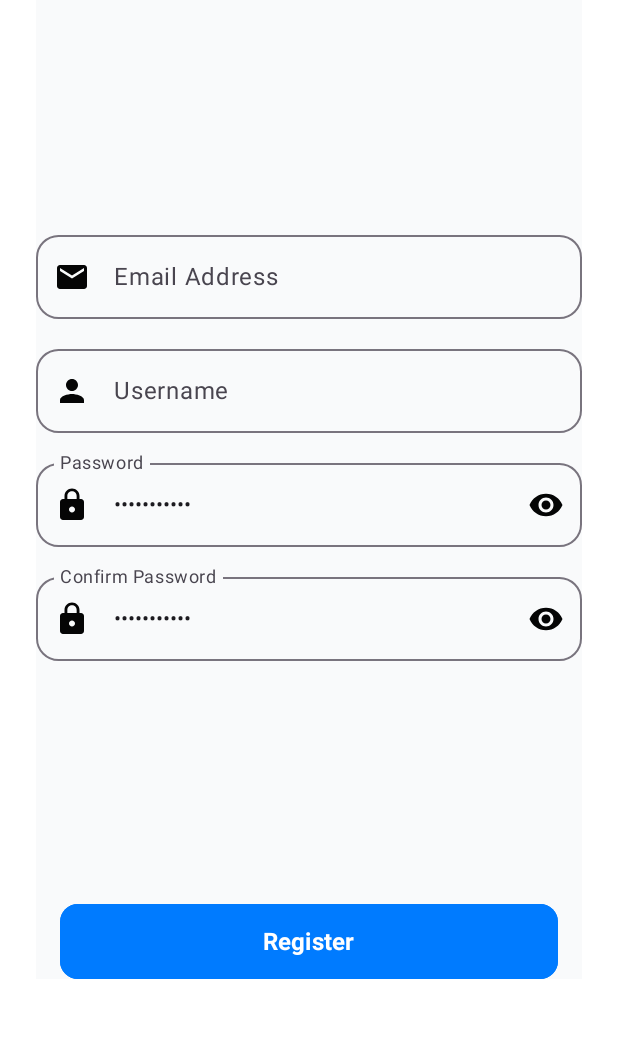
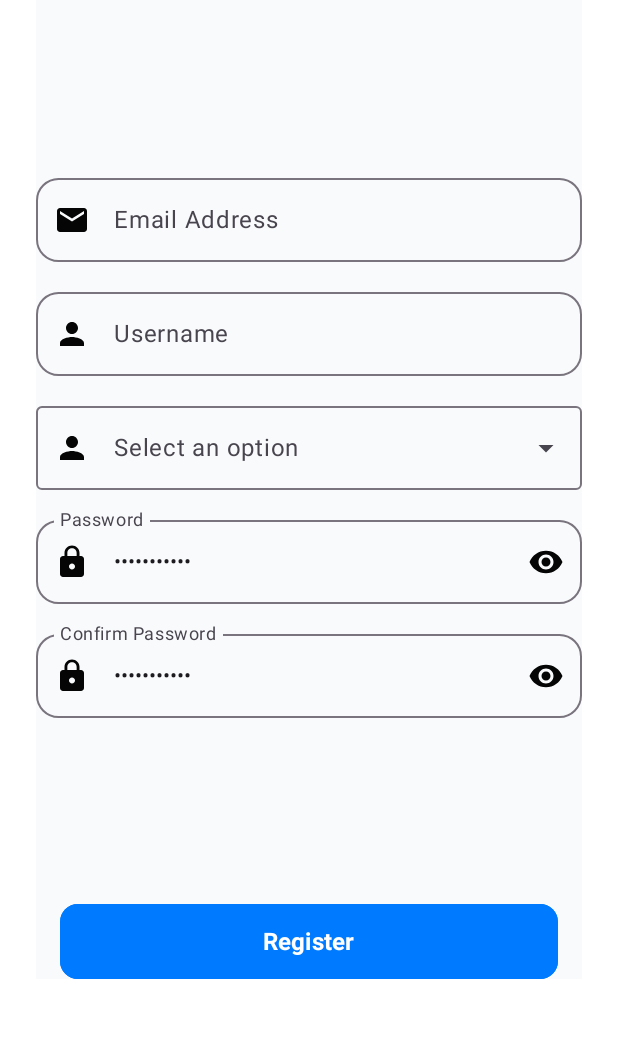
Before and after one commit to yohanajocelyn/EchoLearn, an Android app built with Jetpack Compose: the @Preview function RegisterViewPreview, on a phone screen of 412 x 824 dp, the part 197-1235 px from its top. Run offline under Robolectric (Android 15) with nearby library versions, the phone set to English and light mode, and no system bars.

Commit message:
add profile image

```diff
--- /dev/null
+++ b/app/src/main/java/com/yohana/echolearn/view/ImageDropDown.kt
@@ -0,0 +1,139 @@
+package com.yohana.echolearn.view
+
+import androidx.compose.foundation.Image
+import androidx.compose.foundation.background
+import androidx.compose.foundation.clickable
+import androidx.compose.foundation.layout.Box
+import androidx.compose.foundation.layout.Row
+import androidx.compose.foundation.layout.Spacer
+import androidx.compose.foundation.layout.fillMaxWidth
+import androidx.compose.foundation.layout.padding
+import androidx.compose.foundation.layout.size
+import androidx.compose.foundation.layout.width
+import androidx.compose.foundation.layout.wrapContentSize
+import androidx.compose.foundation.shape.RoundedCornerShape
+import androidx.compose.material.icons.Icons
+import androidx.compose.material.icons.filled.ArrowDropDown
+import androidx.compose.material3.DropdownMenu
+import androidx.compose.material3.DropdownMenuItem
+import androidx.compose.material3.Icon
+import androidx.compose.material3.OutlinedTextField
+import androidx.compose.material3.Text
+import androidx.compose.runtime.Composable
+import androidx.compose.runtime.getValue
+import androidx.compose.runtime.mutableStateOf
+import androidx.compose.runtime.remember
+import androidx.compose.runtime.setValue
+import androidx.compose.ui.Alignment
+import androidx.compose.ui.Modifier
+import androidx.compose.ui.draw.clip
+import androidx.compose.ui.graphics.Color
+import androidx.compose.ui.res.painterResource
+import androidx.compose.ui.tooling.preview.Preview
+import androidx.compose.ui.unit.DpOffset
+import androidx.compose.ui.unit.dp
+import com.yohana.echolearn.R
+
+
+@Composable
+fun StylishImageDropdown() {
+    val items = listOf(
+        ImageDropdownItem(R.drawable.learning_img, "Option 1"),
+        ImageDropdownItem(R.drawable.learning_img, "Option 2"),
+        ImageDropdownItem(R.drawable.learning_img, "Option 3"),
+        ImageDropdownItem(R.drawable.learning_img, "Option 4"),
+
+
+    )
+    var selectedItem by remember { mutableStateOf<ImageDropdownItem?>(null) }
+    var expanded by remember { mutableStateOf(false) }
+
+    Box(
+        modifier = Modifier
+            .fillMaxWidth()
+            .wrapContentSize(Alignment.TopStart) // Menempatkan menu relatif ke tombol
+    ) {
+        // Dropdown Button
+        OutlinedTextField(
+            value = selectedItem?.text ?: "",
+            onValueChange = {},
+            singleLine = true,
+            label = { Text(text = "Select an option") },
+            placeholder = { Text(text = "Choose from options") },
+            leadingIcon = {
+                selectedItem?.let {
+                    Image(
+                        painter = painterResource(id = it.imageResId),
+                        contentDescription = null,
+                        modifier = Modifier
+                            .size(24.dp)
+                            .clip(RoundedCornerShape(50))
+                    )
+                } ?: Image(
+                    painter = painterResource(id = R.drawable.ic_person),
+                    contentDescription = null,
+                    modifier = Modifier
+                        .size(24.dp)
+                        .clip(RoundedCornerShape(50))
+                )
+            },
+            trailingIcon = {
+                Icon(
+                    imageVector = Icons.Default.ArrowDropDown,
+                    contentDescription = null,
+                    modifier = Modifier.clickable { expanded = !expanded }
+                )
+            },
+            readOnly = true,
+            modifier = Modifier
+                .fillMaxWidth()
+                .clickable { expanded = !expanded }
+        )
+
+        // Dropdown Menu
+        DropdownMenu(
+            expanded = expanded,
+            onDismissRequest = { expanded = false },
+             // Menggeser dropdown ke kanan
+            modifier = Modifier
+                .background(Color.White, shape = RoundedCornerShape(15.dp))
+        ) {
+            items.forEach { item ->
+                DropdownMenuItem(
+                    text = {
+                        Row(verticalAlignment = Alignment.CenterVertically) {
+                            Image(
+                                painter = painterResource(id = item.imageResId),
+                                contentDescription = null,
+                                modifier = Modifier
+                                    .size(100.dp)
+                                    .clip(RoundedCornerShape(50))
+                                    .padding(4.dp)
+                            )
+                            Spacer(modifier = Modifier.width(12.dp))
+                            Text(
+                                text = item.text,
+                            )
+                        }
+                    },
+                    onClick = {
+                        selectedItem = item
+                        expanded = false
+                    }
+                )
+            }
+        }
+    }
+}
+
+// Data Class for Dropdown Items
+data class ImageDropdownItem(
+    val imageResId: Int,
+    val text: String
+)
+
+@Preview(showBackground = true)
+@Composable
+fun SplashScreenViewPreview() {
+    StylishImageDropdown()
+}
--- a/app/src/main/java/com/yohana/echolearn/views/Register.kt
+++ b/app/src/main/java/com/yohana/echolearn/views/Register.kt
@@ -21,6 +21,7 @@ import androidx.compose.ui.tooling.preview.Preview
 import com.yohana.echolearn.R
 import com.yohana.echolearn.view.AuthenticationOutlinedTextField
 import com.yohana.echolearn.view.PasswordOutlinedTextField
+import com.yohana.echolearn.view.StylishImageDropdown
 
 @Composable
 fun RegisterView(
@@ -100,7 +101,8 @@ fun RegisterView(
             )
 
             Spacer(modifier = Modifier.height(12.dp))
-
+            StylishImageDropdown()
+            Spacer(modifier = Modifier.height(12.dp))
             PasswordOutlinedTextField(
                 passwordInput = password,
                 onPasswordInputValueChange = { newPassword -> password = newPassword },
```
